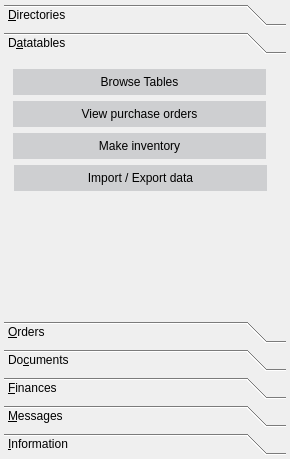
Before: the Qt Designer form trunk/ui/mainfrm.ui in BackupTheBerlios/first4-svn, drawn with Qt 5.
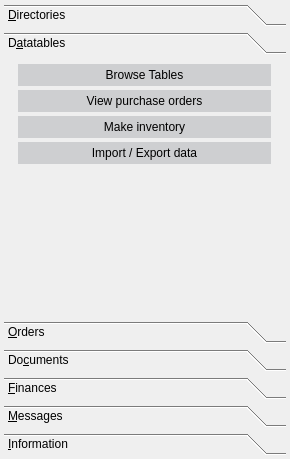
After: the same form once the commit is applied. The open tabs and pages were chosen to show the change. Icons and pictures are not drawn.

Commit message: 20081006 * Fixed Bug #014559, #014645, #014646 * Fixed layout error in mainframe * New DB-Version 1.3.98.01

```diff
--- a/trunk/ui/mainfrm.ui
+++ b/trunk/ui/mainfrm.ui
@@ -22,6 +22,14 @@
    <iconset resource="../resources/images/first4.qrc" >:/logo.png</iconset>
   </property>
   <widget class="QWidget" name="centralwidget" >
+   <property name="geometry" >
+    <rect>
+     <x>0</x>
+     <y>0</y>
+     <width>290</width>
+     <height>459</height>
+    </rect>
+   </property>
    <layout class="QGridLayout" >
     <item row="0" column="0" >
      <widget class="QToolBox" name="maintoolbox" >
@@ -192,7 +200,7 @@
          <x>0</x>
          <y>0</y>
          <width>272</width>
-         <height>231</height>
+         <height>238</height>
         </rect>
        </property>
        <attribute name="label" >
@@ -201,14 +209,14 @@
        <attribute name="icon" >
         <iconset resource="../resources/images/first4.qrc" >:/kfm.png</iconset>
        </attribute>
+       <layout class="QGridLayout" name="gridLayout_2" >
+        <item row="0" column="0" >
        <widget class="QPushButton" name="btnbrowsedata" >
-        <property name="geometry" >
-         <rect>
-          <x>9</x>
-          <y>9</y>
+          <property name="maximumSize" >
+           <size>
           <width>253</width>
           <height>26</height>
-         </rect>
+           </size>
         </property>
         <property name="palette" >
          <palette>
@@ -263,14 +271,14 @@
          <bool>true</bool>
         </property>
        </widget>
+        </item>
+        <item row="1" column="0" >
        <widget class="QPushButton" name="btnvieworders" >
-        <property name="geometry" >
-         <rect>
-          <x>9</x>
-          <y>41</y>
+          <property name="maximumSize" >
+           <size>
           <width>253</width>
           <height>26</height>
-         </rect>
+           </size>
         </property>
         <property name="palette" >
          <palette>
@@ -325,14 +333,14 @@
          <bool>true</bool>
         </property>
        </widget>
+        </item>
+        <item row="2" column="0" >
        <widget class="QPushButton" name="btninventory" >
-        <property name="geometry" >
-         <rect>
-          <x>9</x>
-          <y>73</y>
+          <property name="maximumSize" >
+           <size>
           <width>253</width>
           <height>26</height>
-         </rect>
+           </size>
         </property>
         <property name="palette" >
          <palette>
@@ -387,14 +395,14 @@
          <bool>true</bool>
         </property>
        </widget>
+        </item>
+        <item row="3" column="0" >
        <widget class="QPushButton" name="btnimpexpdata" >
-        <property name="geometry" >
-         <rect>
-          <x>10</x>
-          <y>105</y>
+          <property name="maximumSize" >
+           <size>
           <width>253</width>
           <height>26</height>
-         </rect>
+           </size>
         </property>
         <property name="palette" >
          <palette>
@@ -449,6 +457,21 @@
          <bool>true</bool>
         </property>
        </widget>
+        </item>
+        <item row="4" column="0" >
+         <spacer name="verticalSpacer" >
+          <property name="orientation" >
+           <enum>Qt::Vertical</enum>
+          </property>
+          <property name="sizeHint" stdset="0" >
+           <size>
+            <width>20</width>
+            <height>107</height>
+           </size>
+          </property>
+         </spacer>
+        </item>
+       </layout>
       </widget>
       <widget class="QWidget" name="page_3" >
        <property name="geometry" >
```
Left out of the diff: 143 changed lines with no effect on the pictures. Lines whose indentation alone changed are shown as unchanged. The commit also changes 10 other files.
